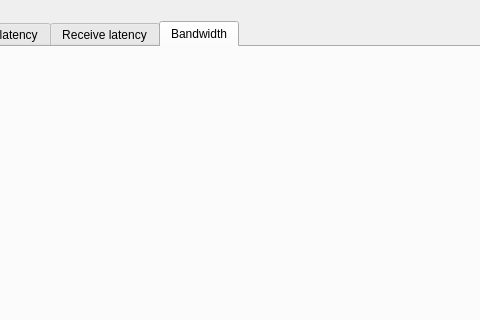
Before: the Qt Designer form mpistat/mpistat/mpistat.ui in numascale/nc-utils, drawn with Qt 5; both pictures show x 214 to 694 and y 0 to 320 of the 919 by 595 pixel window.
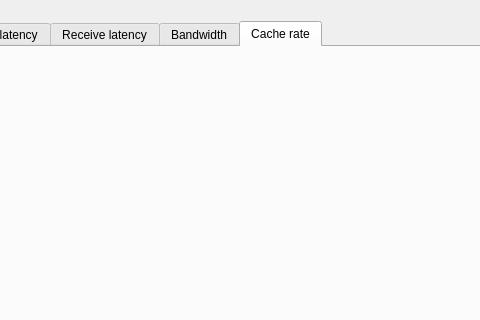
After: the same form once the commit is applied.

Commit message: Added support for graphing cache history

The edit to the form file:
```diff
--- a/mpistat/mpistat/mpistat.ui
+++ b/mpistat/mpistat/mpistat.ui
@@ -42,7 +42,7 @@
       <item>
        <widget class="QTabWidget" name="tabWidget">
         <property name="currentIndex">
-         <number>3</number>
+         <number>4</number>
         </property>
         <property name="movable">
          <bool>true</bool>
@@ -87,6 +87,16 @@
           </item>
          </layout>
         </widget>
+        <widget class="QWidget" name="tab5">
+         <attribute name="title">
+          <string>Cache rate</string>
+         </attribute>
+         <layout class="QVBoxLayout" name="verticalLayout_7">
+          <item>
+           <layout class="QVBoxLayout" name="tab5layout"/>
+          </item>
+         </layout>
+        </widget>
        </widget>
       </item>
       <item>
```
The commit also changes 6 other files.
